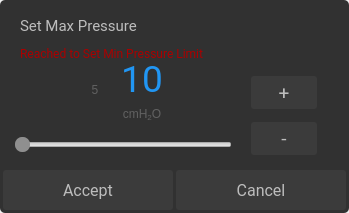
First picture: the form in screens/setmaxpressureclinical.ui, repository HancyWang/airbox-gui, before the edit.
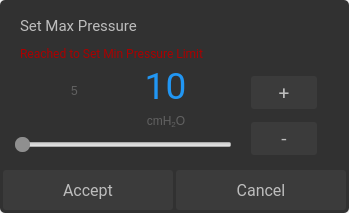
Second picture: the form after the edit.

```diff
--- a/screens/setmaxpressureclinical.ui
+++ b/screens/setmaxpressureclinical.ui
@@ -53,8 +53,8 @@
   <widget class="QLabel" name="setMaxPressureUnit">
    <property name="geometry">
     <rect>
-     <x>117</x>
-     <y>104</y>
+     <x>141</x>
+     <y>111</y>
      <width>50</width>
      <height>20</height>
     </rect>
@@ -154,9 +154,9 @@
    <widget class="QLabel" name="setMinPressure">
     <property name="geometry">
      <rect>
-      <x>70</x>
-      <y>80</y>
-      <width>50</width>
+      <x>44</x>
+      <y>81</y>
+      <width>61</width>
       <height>20</height>
      </rect>
     </property>
@@ -277,9 +277,9 @@
   <widget class="QLabel" name="setMaxPressureValue">
    <property name="geometry">
     <rect>
-     <x>117</x>
-     <y>57</y>
-     <width>50</width>
+     <x>110</x>
+     <y>64</y>
+     <width>111</width>
      <height>44</height>
     </rect>
    </property>
```
Left out of the diff: 12 changed lines with no effect on the pictures.
